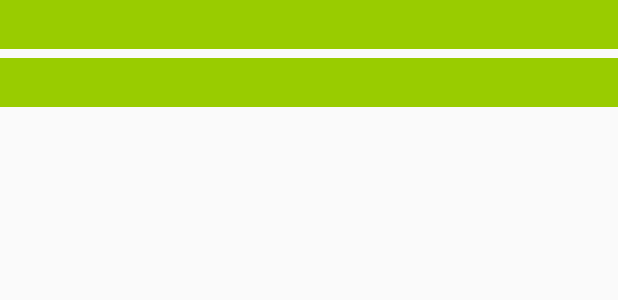
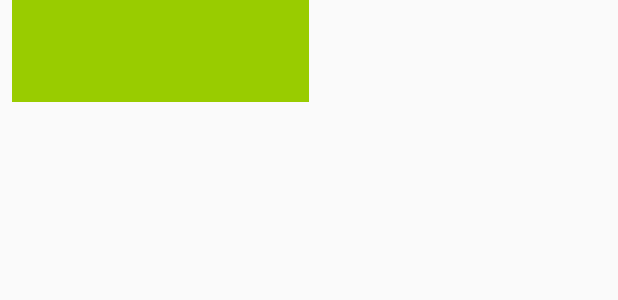
Before and after one commit to Robwhit/ACTParks, an Android app: the layout walks_recyclerview_item.xml on its own in the app's theme, with its tools: preview values and no code run, on a phone screen of 412 x 824 dp. Shown: the top 300 px of the screen. Run offline under Robolectric (Android 15) with nearby library versions, the phone set to English and light mode, and no system bars.

Commit message:
Updated Walk List

```diff
--- a/app/src/main/java/actparks/parksapp/WalkDatabaseFiles/WalkListAdapter.java
+++ b/app/src/main/java/actparks/parksapp/WalkDatabaseFiles/WalkListAdapter.java
@@ -52,6 +52,7 @@ public class WalkListAdapter extends RecyclerView.Adapter<WalkListAdapter.WalkVi
     public void onBindViewHolder(WalkViewHolder holder, int position) {
         if (mWalks != null) {
             Walk current = mWalks.get(position);
+
             holder.walkTitleView.setText(current.mName);
             holder.walkDistanceView.setText(current.mDistance+"km");
 
--- a/app/src/main/res/layout/walks_recyclerview_item.xml
+++ b/app/src/main/res/layout/walks_recyclerview_item.xml
@@ -1,7 +1,12 @@
 <?xml version="1.0" encoding="utf-8"?>
 <LinearLayout xmlns:android="http://schemas.android.com/apk/res/android"
-    android:orientation="horizontal" android:layout_width="match_parent"
-    android:layout_height="wrap_content">
+    android:id="@+id/walk_recycler"
+    android:orientation="horizontal"
+    android:layout_width="match_parent"
+    android:layout_height="wrap_content"
+    android:layout_marginBottom = "6dp"
+    android:paddingLeft="8dp"
+    android:paddingRight="8dp">
 
     <LinearLayout
         android:layout_width="0dp"
@@ -10,24 +15,34 @@
         android:orientation="vertical">
 
         <TextView
-        android:id="@+id/walks_recycler_title_view"
-        style="@style/walks_title"
-        android:layout_width="match_parent"
-        android:layout_height="wrap_content"
-        android:background="@android:color/holo_green_light" />
+            android:id="@+id/walks_recycler_title_view"
+            android:layout_width="match_parent"
+            android:layout_height="wrap_content"
+            android:background="@android:color/holo_green_light"
+            android:textSize="30sp"
+            android:gravity="center"/>
 
         <TextView
             android:id="@+id/walks_recycler_distance_view"
-            style="@style/walks_title"
             android:layout_width="match_parent"
             android:layout_height="wrap_content"
-            android:background="@android:color/holo_green_light" />
+            android:background="@android:color/holo_green_light"
+            android:textSize="20sp"
+            android:gravity="center"/>
 
 
+    </LinearLayout>
 
+    <LinearLayout
+        android:layout_width="0dp"
+        android:layout_height="match_parent"
+        android:layout_weight="0.5"
+        android:orientation="vertical">
 
     </LinearLayout>
 
 
 
+
+
 </LinearLayout>
```
